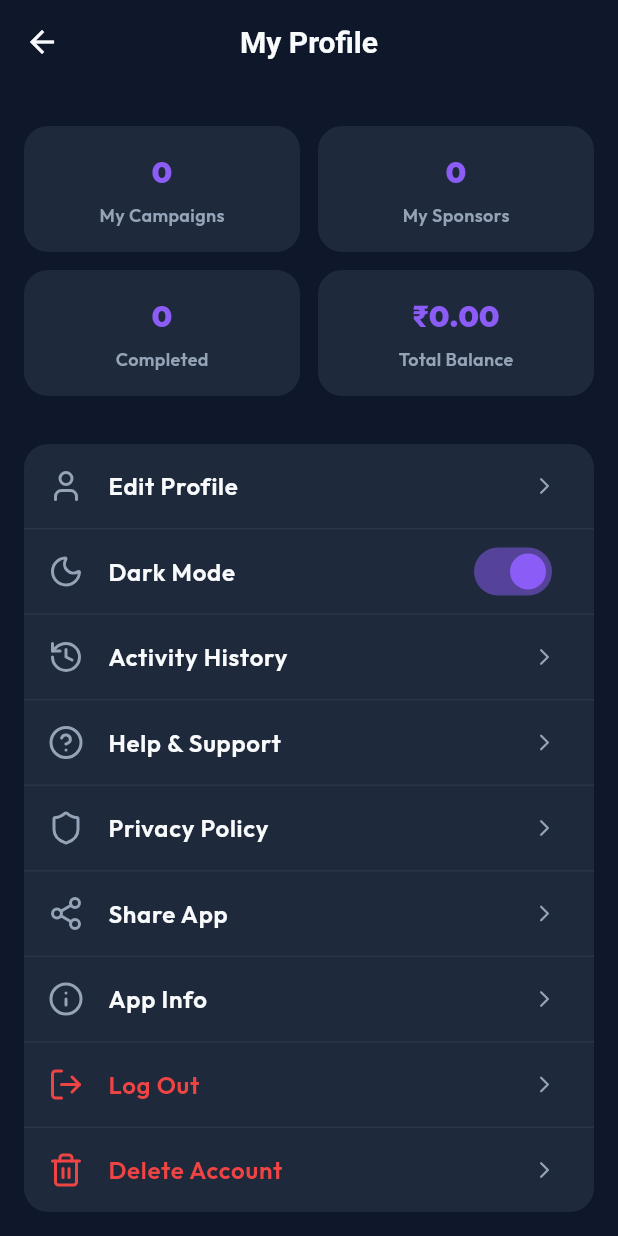
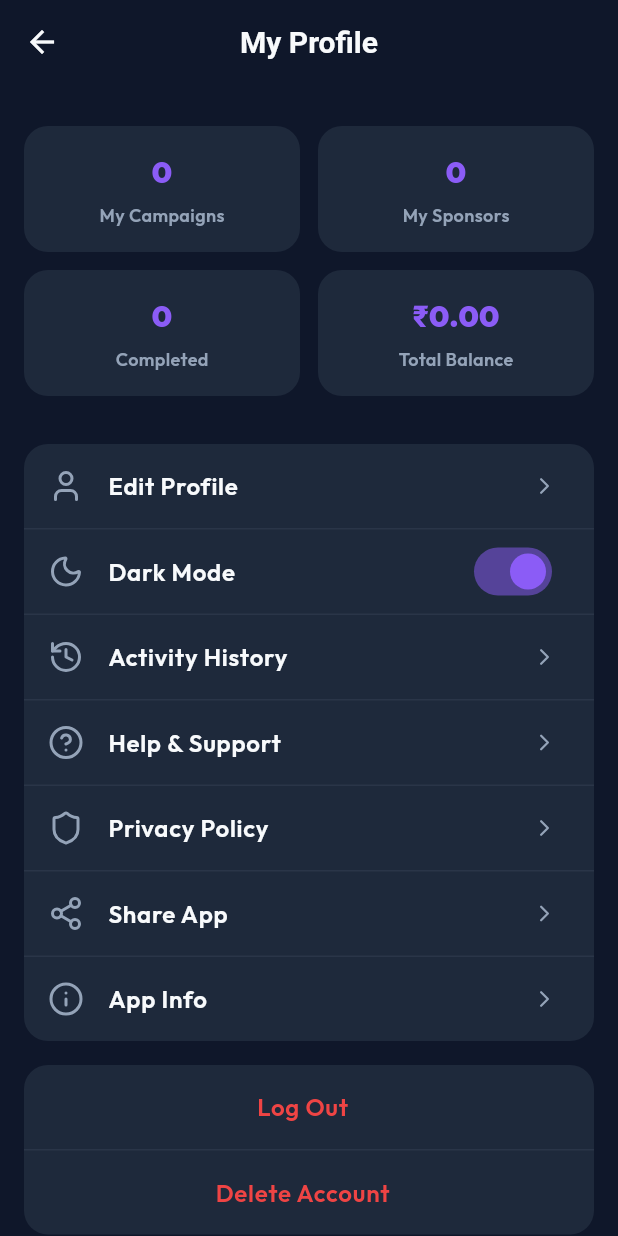
Before and after one commit to SurajChaurasia84/Insta-In, a Flutter app: the ProfileScreen screen opened directly, scrolled down 191 dp, on a phone screen of 412 x 824 dp. Run offline on Flutter 3.47's test engine with Material 3 defaults, Android fonts, the phone set to English and light mode, and no system bars; our stand-ins replace cloud_firestore, firebase_auth, firebase_core, google_fonts, google_sign_in, lucide_icons and 3 more; accounts and stored records are empty.

Commit message:
feat: enhance profile screen functionality and layout

```diff
--- a/lib/features/profile/profile_screen.dart
+++ b/lib/features/profile/profile_screen.dart
@@ -621,12 +621,20 @@ class _ProfileScreenState extends State<ProfileScreen> {
                       );
                     },
                   ),
-                  Divider(color: AppTheme.textSecondary.withOpacity(0.1), height: 1),
+                ],
+              ),
+            ),
+            const SizedBox(height: 16),
+            Card(
+              child: Column(
+                children: [
                   _buildMenuItem(
                     icon: LucideIcons.logOut,
                     title: 'Log Out',
                     color: AppTheme.error,
                     onTap: _showLogoutConfirmationDialog,
+                    showChevron: false,
+                    centerText: true,
                   ),
                   Divider(color: AppTheme.textSecondary.withOpacity(0.1), height: 1),
                   _buildMenuItem(
@@ -634,6 +642,8 @@ class _ProfileScreenState extends State<ProfileScreen> {
                     title: 'Delete Account',
                     color: AppTheme.error,
                     onTap: _showDeleteAccountConfirmationDialog,
+                    showChevron: false,
+                    centerText: true,
                   ),
                 ],
               ),
@@ -716,17 +726,20 @@ class _ProfileScreenState extends State<ProfileScreen> {
     required String title,
     required VoidCallback onTap,
     Color? color,
+    bool showChevron = true,
+    bool centerText = false,
   }) {
     return ListTile(
-      leading: Icon(icon, color: color ?? AppTheme.textSecondary),
+      leading: centerText ? null : Icon(icon, color: color ?? AppTheme.textSecondary),
       title: Text(
         title,
+        textAlign: centerText ? TextAlign.center : TextAlign.left,
         style: TextStyle(
           fontWeight: FontWeight.w600,
           color: color ?? AppTheme.textPrimary,
         ),
       ),
-      trailing: Icon(LucideIcons.chevronRight, size: 18, color: AppTheme.textSecondary),
+      trailing: showChevron ? Icon(LucideIcons.chevronRight, size: 18, color: AppTheme.textSecondary) : null,
       onTap: onTap,
     );
   }
```
